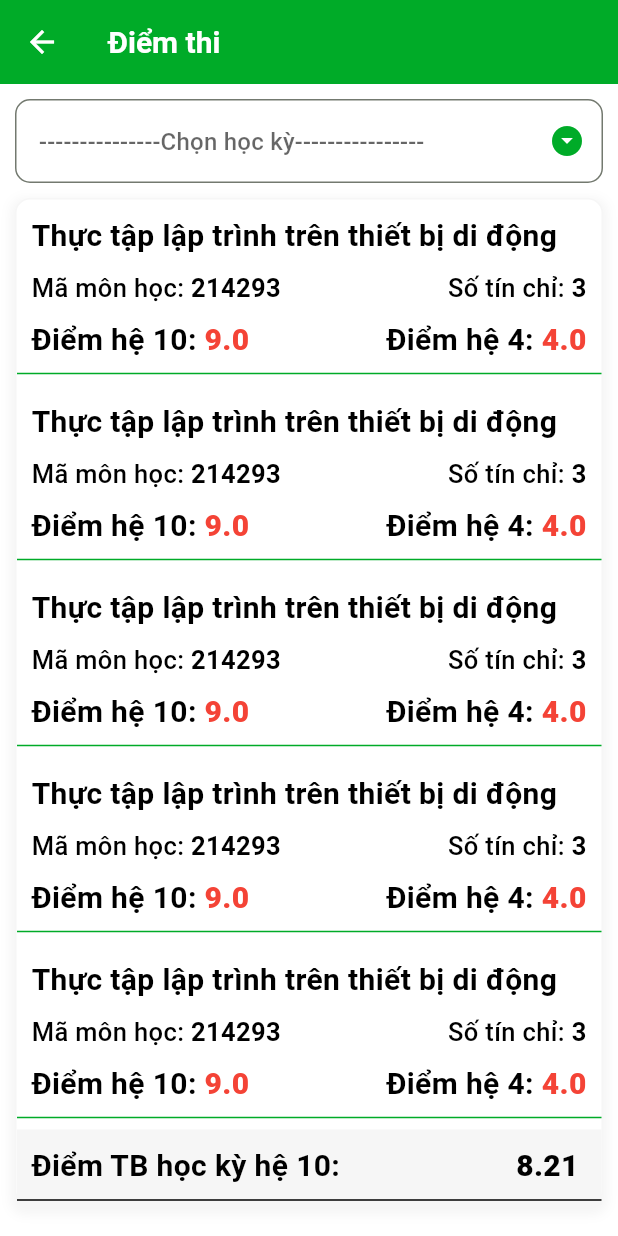
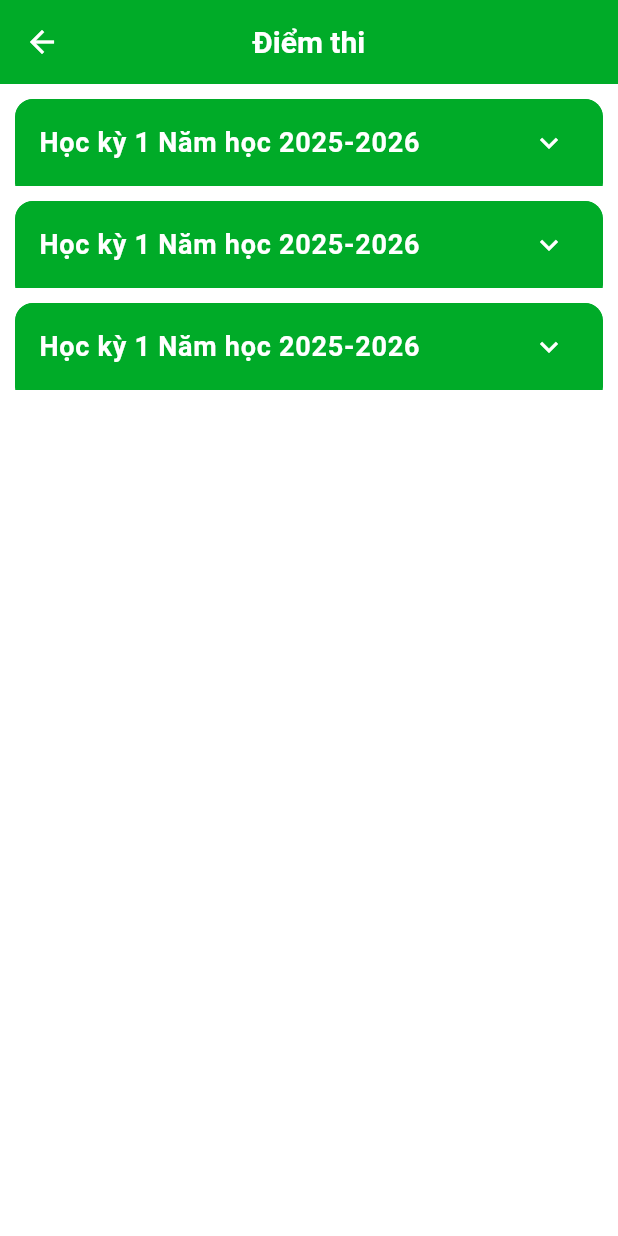
Before and after one commit to thanhnghia-dev/nlu_portal_app, a Flutter app: the ExtensionsScreen screen opened directly, after a tap on "Điểm thi", on a phone screen of 412 x 824 dp. Run offline on Flutter 3.47's test engine with Material 3 defaults, Android fonts, the phone set to English and light mode, and no system bars; our stand-ins replace dio, shared_preferences, table_calendar; accounts and stored records are empty; network calls fail.

Commit message:
Update display exam result

```diff
--- a/lib/main.dart
+++ b/lib/main.dart
@@ -4,6 +4,7 @@ import 'package:nlu_portal_app/app.dart';
 import 'package:nlu_portal_app/core/theme/app_colors.dart';
 import 'package:flutter/material.dart';
 import 'package:nlu_portal_app/core/utils/http_config.dart';
+import 'package:nlu_portal_app/providers/result_provider.dart';
 import 'package:nlu_portal_app/services/auth_service.dart';
 import 'package:nlu_portal_app/providers/semester_provider.dart';
 import 'package:nlu_portal_app/providers/user_provider.dart';
@@ -23,6 +24,7 @@ Future<void> main() async {
         ChangeNotifierProvider(create: (_) => authProvider),
         ChangeNotifierProvider(create: (_) => UserProvider()..getUserInfo()),
         ChangeNotifierProvider(create: (_) => SemesterProvider()),
+        ChangeNotifierProvider(create: (_) => ResultProvider()),
       ],
       child: const MyApp(),
     ),
--- a/lib/models/response/result_response.dart
+++ b/lib/models/response/result_response.dart
@@ -6,6 +6,10 @@ class ResultResponse {
   ResultResponse({required this.scoreList});
 
   factory ResultResponse.fromJson(Map<String, dynamic> json) {
-    return ResultResponse(scoreList: json['ds_diem_hocky']);
+    final list = json['ds_diem_hocky'] as List<dynamic>;
+
+    return ResultResponse(
+      scoreList: list.map((e) => SemesterResult.fromJson(e)).toList(),
+    );
   }
 }
--- a/lib/models/semester_result_model.dart
+++ b/lib/models/semester_result_model.dart
@@ -39,7 +39,9 @@ class SemesterResult {
       semesterCredits: json['so_tin_chi_dat_hk'],
       cumulativeCredits: json['so_tin_chi_dat_tich_luy'],
       semesterRank: json['xep_loai_tkb_hk'],
-      subjectSoreList: json['ds_diem_mon_hoc'],
+      subjectSoreList: (json['ds_diem_mon_hoc'] as List)
+          .map((e) => SubjectScore.fromJson(e))
+          .toList(),
     );
   }
 }
--- a/lib/views/home/exam_result_screen.dart
+++ /dev/null
@@ -1,85 +0,0 @@
-import 'package:flutter/material.dart';
-import 'package:nlu_portal_app/core/theme/app_colors.dart';
-import 'package:nlu_portal_app/providers/semester_provider.dart';
-import 'package:nlu_portal_app/views/widgets/score_items_widget.dart';
-import 'package:provider/provider.dart';
-
-class ExamResultScreen extends StatefulWidget {
-  const ExamResultScreen({super.key});
-
-  @override
-  State<ExamResultScreen> createState() => _ExamResultScreenState();
-}
-
-class _ExamResultScreenState extends State<ExamResultScreen> {
-  int? selectedSemesterId;
-
-  @override
-  void initState() {
-    super.initState();
-    Future.microtask(() {
-      context.read<SemesterProvider>().loadSemesters();
-    });
-  }
-
-  @override
-  Widget build(BuildContext context) {
-    return Scaffold(
-      backgroundColor: AppColors.background,
-      appBar: AppBar(
-        title: Text(
-          'Điểm thi',
-          style: TextStyle(
-            color: Colors.white,
-            fontSize: 20,
-            fontWeight: FontWeight.bold,
-          ),
-        ),
-      ),
-      body: Column(
-        mainAxisAlignment: MainAxisAlignment.start,
-        children: [
-          Padding(
-            padding: const EdgeInsets.only(
-              top: 10,
-              bottom: 5,
-              left: 10,
-              right: 10,
-            ),
-            child: Consumer<SemesterProvider>(
-              builder: (context, provider, child) {
-                return DropdownButtonFormField(
-                  initialValue: selectedSemesterId,
-                  items: provider.semesters
-                      .map(
-                        (semester) => DropdownMenuItem(
-                          value: semester.semesterId,
-                          child: Text(semester.name),
-                        ),
-                      )
-                      .toList(),
-                  onChanged: (val) {
-                    setState(() {
-                      selectedSemesterId = val;
-                    });
-                  },
-                  icon: const Icon(
-                    Icons.arrow_drop_down_circle,
-                    color: AppColors.primary,
-                  ),
-                  decoration: InputDecoration(
-                    border: OutlineInputBorder(
-                      borderRadius: BorderRadius.circular(10),
-                    ),
-                    hintText: '---------------Chọn học kỳ----------------',
-                  ),
-                );
-              },
-            ),
-          ),
-          Expanded(child: ScoreItemsWidget()),
-        ],
-      ),
-    );
-  }
-}
--- a/lib/views/home/exam_schedule_screen.dart
+++ b/lib/views/home/exam_schedule_screen.dart
@@ -1,5 +1,6 @@
 import 'package:flutter/material.dart';
 import 'package:nlu_portal_app/core/theme/app_colors.dart';
+import 'package:nlu_portal_app/core/utils/util.dart';
 import 'package:nlu_portal_app/providers/semester_provider.dart' show SemesterProvider;
 import 'package:nlu_portal_app/views/widgets/schedule_items_widget.dart';
 import 'package:provider/provider.dart';
@@ -13,6 +14,11 @@ class ExamScheduleScreen extends StatefulWidget {
 
 class _ExamScheduleScreenState extends State<ExamScheduleScreen> {
   int? selectedSemesterId;
+
+  // Reload Button
+  void _reloadButton() {
+    showOverlayToast(context, "Chờ xíu....");
+  }
 
   @override
   void initState() {
@@ -35,6 +41,13 @@ class _ExamScheduleScreenState extends State<ExamScheduleScreen> {
             fontWeight: FontWeight.bold,
           ),
         ),
+        centerTitle: true,
+        actions: [
+          IconButton(
+            onPressed: _reloadButton,
+            icon: Icon(Icons.sync, size: 30),
+          ),
+        ],
       ),
       body: Column(
         mainAxisAlignment: MainAxisAlignment.start,
--- a/lib/views/home/extensions_screen.dart
+++ b/lib/views/home/extensions_screen.dart
@@ -1,7 +1,7 @@
 import 'package:flutter/material.dart';
 import 'package:nlu_portal_app/core/theme/app_colors.dart';
 import 'package:nlu_portal_app/views/home/exam_schedule_screen.dart';
-import 'package:nlu_portal_app/views/home/exam_result_screen.dart';
+import 'package:nlu_portal_app/views/home/score_screen.dart';
 
 class ExtensionsScreen extends StatefulWidget {
   const ExtensionsScreen({super.key});
@@ -88,7 +88,7 @@ class _ExtensionsScreenState extends State<ExtensionsScreen> {
               title: 'Điểm thi',
               onTap: () {
                 Navigator.of(context, rootNavigator: true).push(
-                  MaterialPageRoute(builder: (_) => const ExamResultScreen()),
+                  MaterialPageRoute(builder: (_) => const ScoreScreen()),
                 );
               },
             ),
--- /dev/null
+++ b/lib/views/home/score_screen.dart
@@ -0,0 +1,100 @@
+import 'package:flutter/material.dart';
+import 'package:nlu_portal_app/core/theme/app_colors.dart';
+import 'package:nlu_portal_app/providers/result_provider.dart';
+import 'package:nlu_portal_app/views/widgets/score_items_widget.dart';
+import 'package:provider/provider.dart';
+
+class ScoreScreen extends StatefulWidget {
+  const ScoreScreen({super.key});
+
+  @override
+  State<ScoreScreen> createState() => _ScoreScreenState();
+}
+
+class _ScoreScreenState extends State<ScoreScreen> {
+  @override
+  void initState() {
+    super.initState();
+    WidgetsBinding.instance.addPostFrameCallback((_) {
+      context.read<ResultProvider>().loadResults();
+    });
+  }
+
+  @override
+  Widget build(BuildContext context) {
+    final resultProvider = context.watch<ResultProvider>();
+    final results = resultProvider.results;
+
+    return Scaffold(
+      backgroundColor: Colors.white,
+      appBar: AppBar(
+        title: Text(
+          'Điểm thi',
+          style: TextStyle(
+            color: Colors.white,
+            fontSize: 20,
+            fontWeight: FontWeight.bold,
+          ),
+        ),
+        centerTitle: true,
+      ),
+      // body: results.isEmpty
+      //     ? const Center(child: Text('Chưa có dữ liệu điểm'))
+      //     : ListView.builder(
+      //         padding: const EdgeInsets.all(10),
+      //         itemCount: results.length,
+      //         itemBuilder: (context, index) {
+      //           final semester = results[index];
+
+      //           return _buildSemesterTile(title: semester.semesterName);
+      //         },
+      //       ),
+
+      body: ListView.builder(
+              padding: const EdgeInsets.all(10),
+              itemCount: 3,
+              itemBuilder: (context, index) {
+                // final semester = results[index];
+
+                return _buildSemesterTile(title: 'Học kỳ 1 Năm học 2025-2026');
+              },
+            ),
+    );
+  }
+
+  Widget _buildSemesterTile({required String title}) {
+    return ClipRRect(
+    borderRadius: BorderRadius.circular(12),
+      child: Container(
+        margin: const EdgeInsets.only(bottom: 10),
+        decoration: BoxDecoration(
+          color: AppColors.primary,
+          borderRadius: BorderRadius.circular(12),
+        ),
+        child: Theme(
+          data: ThemeData().copyWith(
+            dividerColor: Colors.transparent,
+          ),
+          child: ExpansionTile(
+            title: Text(
+              title,
+              style: const TextStyle(
+                color: Colors.white,
+                fontSize: 18,
+                fontWeight: FontWeight.bold,
+              ),
+            ),
+            iconColor: Colors.white,
+            collapsedIconColor: Colors.white,
+            backgroundColor: AppColors.primary,
+            collapsedBackgroundColor: AppColors.primary,
+
+            children: const [
+              ScoreItemsWidget(),
+            ],
+          ),
+        ),
+      ),
+    );
+  }
+}
--- a/lib/views/widgets/score_items_widget.dart
+++ b/lib/views/widgets/score_items_widget.dart
@@ -1,95 +1,63 @@
 import 'package:flutter/material.dart';
 import 'package:nlu_portal_app/core/theme/app_colors.dart';
 
-class ScoreItemsWidget extends StatefulWidget {
+class ScoreItemsWidget extends StatelessWidget {
   const ScoreItemsWidget({super.key});
 
   @override
-  State<ScoreItemsWidget> createState() => _ScoreItemsWidgetState();
-}
-
-class _ScoreItemsWidgetState extends State<ScoreItemsWidget> {
-  @override
-  void initState() {
-    super.initState();
-    // Provider.of<CourseProvider>(context, listen: false).loadCourses();
-  }
-
-  @override
   Widget build(BuildContext context) {
-    // final courseProvider = Provider.of<CourseProvider>(context);
-    // final courses = courseProvider.courses;
     final scores = 5;
-    final subjectName = "Thực tập lập trình trên thiết bị di động";
-    final subjectCode = "214293";
-    final credits = 3;
-    final score10 = 9.0;
-    final score4 = 4.0;
-
-    final averageScore10 = "8.21";
-    final averageScore4 = "3.46";
-    final gpa10 = "6.76";
-    final gpa4 = "2.6";
-    final semesterCredits = "13";
-    final cumulativeCredits = "159";
 
     return Container(
-      padding: const EdgeInsets.only(top: 5, bottom: 20, left: 10, right: 10),
       color: Colors.white,
       child: Container(
         decoration: BoxDecoration(
           color: Colors.white,
           borderRadius: BorderRadius.circular(10),
+          border: Border.all(color: AppColors.borderContainer),
           boxShadow: [
             BoxShadow(
               color: Colors.grey.withOpacity(0.1),
+              blurRadius: 5,
               spreadRadius: 3,
-              blurRadius: 5,
-              offset: const Offset(0, 3),
             ),
           ],
-          border: Border.all(color: AppColors.borderContainer, width: 1),
         ),
-        child: CustomScrollView(
-          slivers: [
-            /// LIST SCORE
-            SliverList(
-              delegate: SliverChildBuilderDelegate((context, index) {
+        child: Column(
+          children: [
+            /// LIST SUBJECT
+            ListView.builder(
+              shrinkWrap: true,
+              physics: const NeverScrollableScrollPhysics(),
+              itemCount: scores,
+              itemBuilder: (context, index) {
                 return Column(
                   children: [
-                    buildScoreDetailCard(
-                      subjectName: subjectName,
-                      subjectCode: subjectCode,
-                      credits: credits,
-                      score10: score10,
-                      score4: score4,
+                    _buildScoreDetailCard(
+                      subjectName:
+                          'Thực tập lập trình trên thiết bị di động',
+                      subjectCode: '214293',
+                      credits: 3,
+                      score10: 9.0,
+                      score4: 4.0,
                     ),
-                    const Divider(color: AppColors.primary),
+                    if (index < scores - 1) const Divider(color: AppColors.primary),
                   ],
                 );
-              }, childCount: scores),
+              },
             ),
 
-            /// STATISTIC CARD
-            SliverToBoxAdapter(
-              child: buildStatisticCard(
-                averageScore10: averageScore10,
-                averageScore4: averageScore4,
-                gpa10: gpa10,
-                gpa4: gpa4,
-                semesterCredits: semesterCredits,
-                cumulativeCredits: cumulativeCredits,
-              ),
-            ),
-            const SliverToBoxAdapter(child: SizedBox(height: 12)),
+            /// STATISTIC
+            _buildStatisticCard(),
           ],
         ),
       ),
     );
   }
 
-  // Score Detail Card
-  Widget buildScoreDetailCard({
+  // ================= SUBJECT =================
+
+  Widget _buildScoreDetailCard({
     required String subjectName,
     required String subjectCode,
     required int credits,
@@ -97,7 +65,7 @@ class _ScoreItemsWidgetState extends State<ScoreItemsWidget> {
     required double score4,
   }) {
     return Padding(
-      padding: const EdgeInsets.only(top: 10, left: 10, right: 10),
+      padding: const EdgeInsets.all(10),
       child: Column(
         crossAxisAlignment: CrossAxisAlignment.start,
         children: [
@@ -105,28 +73,23 @@ class _ScoreItemsWidgetState extends State<ScoreItemsWidget> {
             subjectName,
             style: const TextStyle(
               fontSize: 20,
-              color: Colors.black,
               fontWeight: FontWeight.bold,
             ),
           ),
-
           const SizedBox(height: 8),
-
           Row(
             mainAxisAlignment: MainAxisAlignment.spaceBetween,
             children: [
-              buildInfoRow('Mã môn học:', subjectCode),
-              buildInfoRow('Số tín chỉ:', credits.toString()),
+              _infoRow('Mã môn học:', subjectCode),
+              _infoRow('Số tín chỉ:', credits.toString()),
             ],
           ),
-
           const SizedBox(height: 8),
-
           Row(
             mainAxisAlignment: MainAxisAlignment.spaceBetween,
             children: [
-              buildScoreRow('Điểm hệ 10:', score10),
-              buildScoreRow('Điểm hệ 4:', score4),
+              _scoreRow('Điểm hệ 10:', score10),
+              _scoreRow('Điểm hệ 4:', score4),
             ],
           ),
         ],
@@ -134,74 +97,63 @@ class _ScoreItemsWidgetState extends State<ScoreItemsWidget> {
     );
   }
 
-  // Score Statistic Card
-  Widget buildStatisticCard({
-    required String averageScore10,
-    required String averageScore4,
-    required String gpa10,
-    required String gpa4,
-    required String semesterCredits,
-    required String cumulativeCredits,
-  }) {
+  // ================= STATISTIC =================
+
+  Widget _buildStatisticCard() {
     return Container(
       color: AppColors.borderContainer,
+      padding: const EdgeInsets.symmetric(vertical: 10),
       child: Column(
-        crossAxisAlignment: CrossAxisAlignment.start,
-        children: [
-          SizedBox(height: 10),
-          buildTotalScoreRow('Điểm TB học kỳ hệ 10:', averageScore10),
-          const Divider(color: Colors.black),
-          buildTotalScoreRow('Điểm TB học kỳ hệ 4:', averageScore4),
-          const Divider(color: Colors.black),
-          buildTotalScoreRow('Điểm TB tích lũy hệ 10:', gpa10),
-          const Divider(color: Colors.black),
-          buildTotalScoreRow('Điểm TB tích lũy hệ 4:', gpa4),
-          const Divider(color: Colors.black),
-          buildTotalScoreRow('Số tín chỉ đạt:', semesterCredits),
-          const Divider(color: Colors.black),
-          buildTotalScoreRow('Số tín chỉ tích lũy:', cumulativeCredits),
-          SizedBox(height: 10),
+        children: const [
+          _totalRow('Điểm TB học kỳ hệ 10:', '8.21'),
+          Divider(),
+          _totalRow('Điểm TB học kỳ hệ 4:', '3.46'),
+          Divider(),
+          _totalRow('Điểm TB tích lỹ hệ 10:', '6.76'),
+          Divider(),
+          _totalRow('Điểm TB tích lũy hệ 4:', '2.60'),
+          Divider(),
+          _totalRow('Số tín chỉ đạt', '13'),
+          Divider(),
+          _totalRow('Số tín chỉ tích lũy', '159'),
         ],
       ),
     );
   }
 
-  // Subject Info Item
-  Widget buildInfoRow(String label, String value) {
+  // ================= SMALL WIDGET =================
+
+  Widget _infoRow(String label, String value) {
     return Row(
       children: [
         Text(
-          '$label ',
-          style: const TextStyle(
-            fontSize: 17,
-            color: Colors.black,
-            fontWeight: FontWeight.w500,
-          ),
+          label,
+          style: const TextStyle(fontSize: 16),
         ),
+        const SizedBox(width: 4),
         Text(
           value,
           style: const TextStyle(
-            fontSize: 17,
-            color: Colors.black,
-            fontWeight: FontWeight.w600,
+            fontSize: 16,
+            fontWeight: FontWeight.bold,
           ),
         ),
       ],
     );
   }
 
-  // Score Ingredient Item
-  Widget buildScoreRow(String label, double value) {
+  Widget _scoreRow(String label, double value) {
     return Row(
       children: [
         Text(
-          '$label ',
+          label,
           style: const TextStyle(
             fontSize: 20,
             fontWeight: FontWeight.bold,
             color: Colors.black,
           ),
         ),
+        const SizedBox(width: 4),
         Text(
           value.toStringAsFixed(1),
           style: const TextStyle(
@@ -213,16 +165,24 @@ class _ScoreItemsWidgetState extends State<ScoreItemsWidget> {
       ],
     );
   }
+}
 
-  // Total Score Item
-  Widget buildTotalScoreRow(String label, String value) {
+// ignore: camel_case_types
+class _totalRow extends StatelessWidget {
+  final String label;
+  final String value;
+
+  const _totalRow(this.label, this.value);
+
+  @override
+  Widget build(BuildContext context) {
     return Padding(
       padding: const EdgeInsets.symmetric(horizontal: 10),
       child: Row(
         mainAxisAlignment: MainAxisAlignment.spaceBetween,
         children: [
           Text(
-            '$label ',
+            label,
             style: const TextStyle(
               fontSize: 20,
               fontWeight: FontWeight.bold,
@@ -230,7 +190,7 @@ class _ScoreItemsWidgetState extends State<ScoreItemsWidget> {
             ),
           ),
           Text(
-            '$value ',
+            value,
             style: const TextStyle(
               fontSize: 20,
               fontWeight: FontWeight.w900,
```
